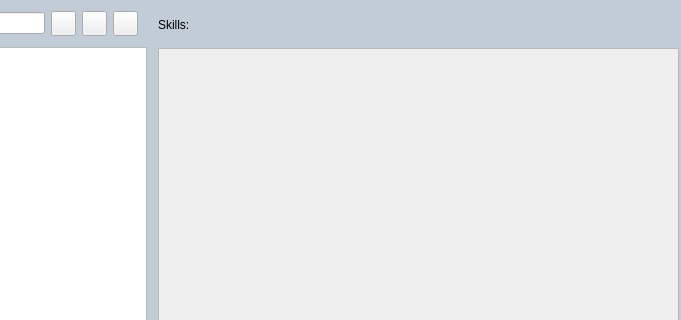
First picture: the form in src/home_page/HomePageWidget.ui, repository hanjingo/rag-qt, before the edit; both pictures show x 376 to 1057 and y 0 to 320 of the 1057 by 735 pixel window.
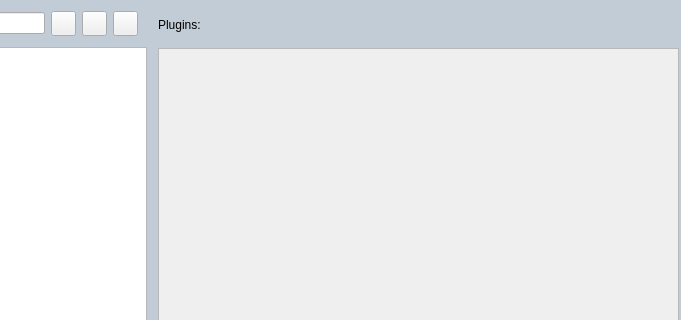
Second picture: the form after the edit. Icons and pictures are not drawn.

Commit message: skill->plugin

```diff
--- a/src/home_page/HomePageWidget.ui
+++ b/src/home_page/HomePageWidget.ui
@@ -231,7 +231,7 @@
          </size>
         </property>
         <property name="text">
-         <string>Skills:</string>
+         <string>Plugins:</string>
         </property>
        </widget>
       </item>
```
Left out of the diff: 6 changed lines with no effect on the pictures. The commit also changes 24 other files.
